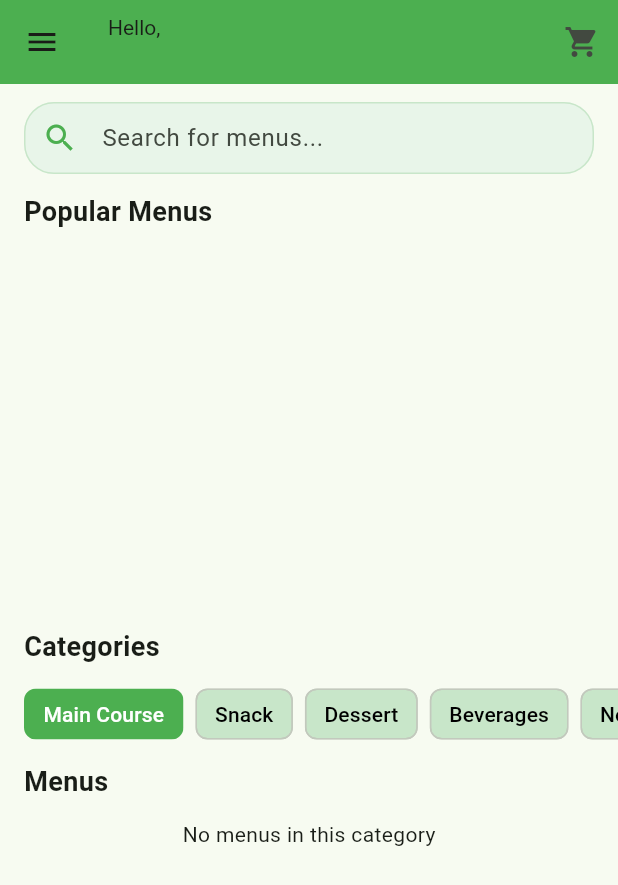
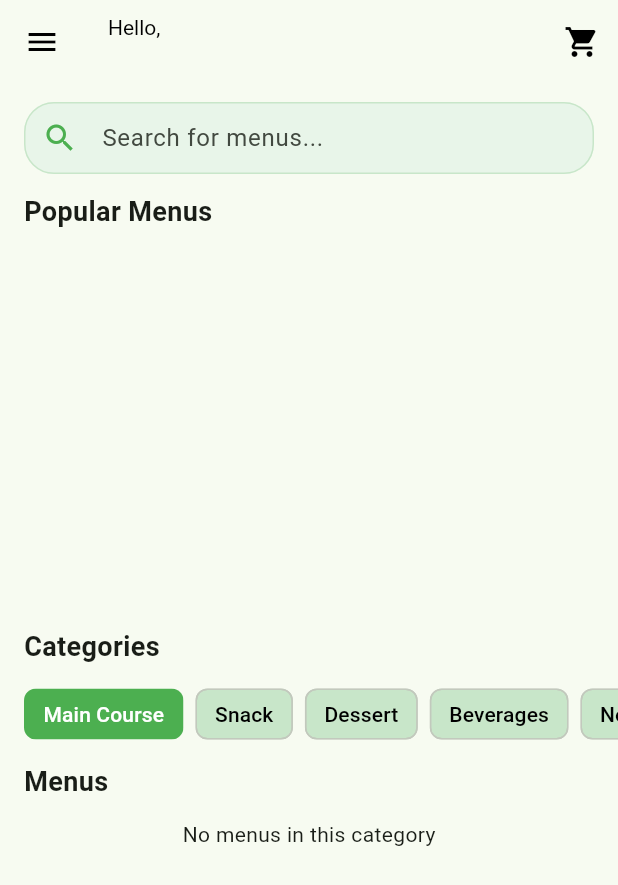
Before and after one commit to itscodemine/foodies, a Flutter app: the screen it shows once a user with an empty profile is signed in, on a phone screen of 412 x 824 dp. Shown: the top 885 px of the screen. Run offline on Flutter 3.47's test engine with Material 3 defaults, Android fonts, the phone set to English and light mode, and no system bars; our stand-ins replace cloud_firestore, firebase_auth, firebase_core; accounts and stored records are empty.

Commit message:
feat: update app theme

```diff
--- a/lib/main.dart
+++ b/lib/main.dart
@@ -19,6 +19,7 @@ class MyApp extends StatelessWidget {
       title: 'Foodies',
       theme: ThemeData(
         colorScheme: ColorScheme.fromSeed(seedColor: Colors.green),
+        useMaterial3: true,
       ),
       home: StreamBuilder<User?>(
         stream: FirebaseAuth.instance.authStateChanges(),
--- a/lib/ui/screens/home_screen.dart
+++ b/lib/ui/screens/home_screen.dart
@@ -78,20 +78,23 @@ class _HomeScreenState extends State<HomeScreen> {
             ? Column(
                 crossAxisAlignment: CrossAxisAlignment.start,
                 children: [
-                  const Text(
+                  Text(
                     'Hello,',
-                    style: TextStyle(fontSize: 14),
+                    style: TextStyle(fontSize: 14, color: Colors.black),
                   ),
                   Text(
                     _user!.name,
                     style: const TextStyle(
-                        fontSize: 16, fontWeight: FontWeight.bold),
+                        fontSize: 16,
+                        fontWeight: FontWeight.bold,
+                        color: Colors.black),
                   ),
                 ],
               )
             : null,
         elevation: 0,
-        backgroundColor: Colors.green,
+        backgroundColor: Colors.transparent,
+        iconTheme: const IconThemeData(color: Colors.black),
         actions: [
           IconButton(
             onPressed: () {
@@ -105,6 +108,7 @@ class _HomeScreenState extends State<HomeScreen> {
         ],
       ),
       drawer: Drawer(
+        backgroundColor: Colors.white,
         child: ListView(
           padding: EdgeInsets.zero,
           children: <Widget>[
@@ -137,8 +141,8 @@ class _HomeScreenState extends State<HomeScreen> {
                   : null,
             ),
             ListTile(
-              leading: const Icon(Icons.favorite_border),
-              title: const Text('Favorites'),
+              leading: const Icon(Icons.favorite_border, color: Colors.black),
+              title: const Text('Favorites', style: TextStyle(color: Colors.black)),
               onTap: () {
                 Navigator.push(
                   context,
@@ -147,8 +151,8 @@ class _HomeScreenState extends State<HomeScreen> {
               },
             ),
             ListTile(
-              leading: const Icon(Icons.person_outline),
-              title: const Text('Profile'),
+              leading: const Icon(Icons.person_outline, color: Colors.black),
+              title: const Text('Profile', style: TextStyle(color: Colors.black)),
               onTap: () {
                 Navigator.push(
                   context,
@@ -157,8 +161,8 @@ class _HomeScreenState extends State<HomeScreen> {
               },
             ),
             ListTile(
-              leading: const Icon(Icons.location_on_outlined),
-              title: const Text('My Addresses'),
+              leading: const Icon(Icons.location_on_outlined, color: Colors.black),
+              title: const Text('My Addresses', style: TextStyle(color: Colors.black)),
               onTap: () {
                 Navigator.push(
                   context,
@@ -167,8 +171,8 @@ class _HomeScreenState extends State<HomeScreen> {
               },
             ),
             ListTile(
-              leading: const Icon(Icons.history_outlined),
-              title: const Text('Order History'),
+              leading: const Icon(Icons.history_outlined, color: Colors.black),
+              title: const Text('Order History', style: TextStyle(color: Colors.black)),
               onTap: () {
                 Navigator.push(
                   context,
@@ -178,13 +182,13 @@ class _HomeScreenState extends State<HomeScreen> {
               },
             ),
             ListTile(
-              leading: const Icon(Icons.info_outline),
-              title: const Text('About Us'),
+              leading: const Icon(Icons.info_outline, color: Colors.black),
+              title: const Text('About Us', style: TextStyle(color: Colors.black)),
               onTap: () {},
             ),
             ListTile(
-              leading: const Icon(Icons.logout_outlined),
-              title: const Text('Logout'),
+              leading: const Icon(Icons.logout_outlined, color: Colors.black),
+              title: const Text('Logout', style: TextStyle(color: Colors.black)),
               onTap: () async {
                 await AuthServices().signOut();
                 Navigator.pushAndRemoveUntil(
```
